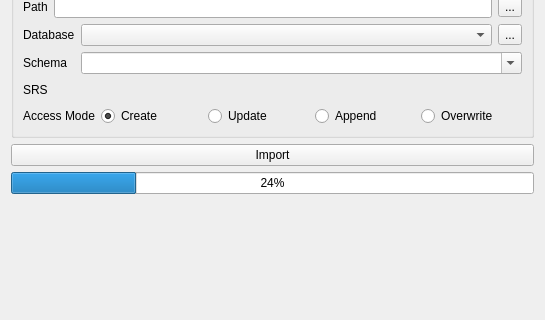
BRGM/gml_application_schema_toolbox, file gml_application_schema_toolbox/ui/import_gmlas_panel.ui: the form before one commit; both pictures show x 0 to 545 and y 473 to 793 of the 545 by 793 pixel window.
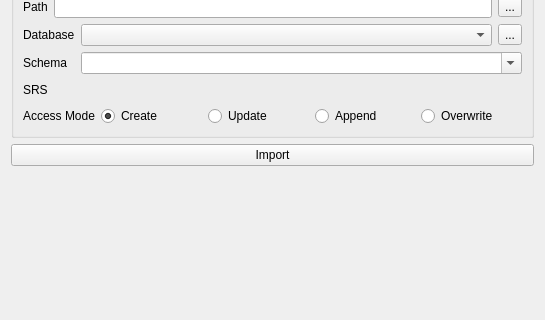
The form after the commit. Custom widgets are drawn as their Qt base class.

Commit message: Show progress dialog with cancel button

What changed in the file:
```diff
--- a/gml_application_schema_toolbox/ui/import_gmlas_panel.ui
+++ b/gml_application_schema_toolbox/ui/import_gmlas_panel.ui
@@ -306,13 +306,6 @@
      </property>
     </widget>
    </item>
-   <item>
-    <widget class="QProgressBar" name="progressBar">
-     <property name="value">
-      <number>24</number>
-     </property>
-    </widget>
-   </item>
    <item>
     <spacer name="verticalSpacer">
      <property name="orientation">
```
The commit also changes 1 other file.
